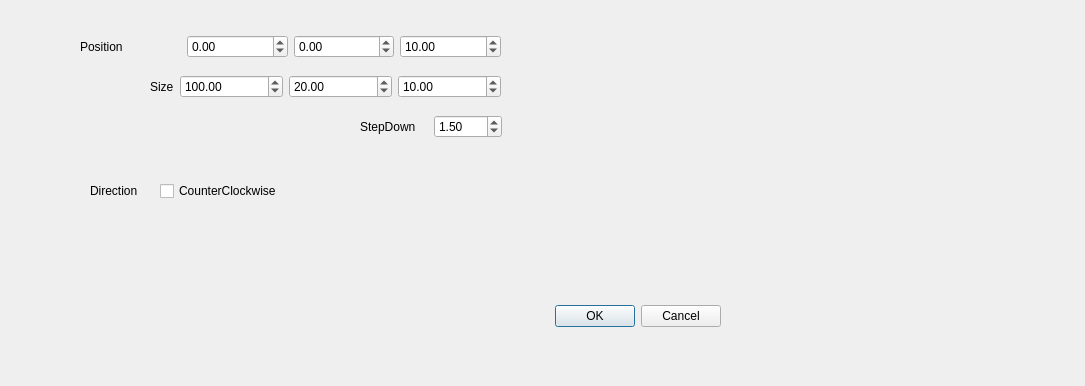
Above: src/Gui/rectcutdialog.ui from fredrickojackson/CppCAM before the change. Below: the same form after it.
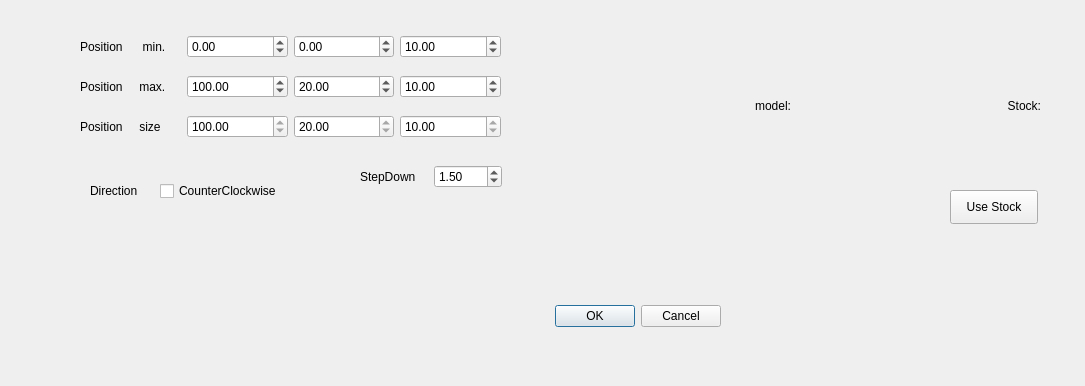
That is the form after the change.

```diff
--- a/src/Gui/rectcutdialog.ui
+++ b/src/Gui/rectcutdialog.ui
@@ -58,31 +58,31 @@
   <widget class="QWidget" name="layoutWidget">
    <property name="geometry">
     <rect>
-     <x>150</x>
-     <y>70</y>
-     <width>351</width>
+     <x>80</x>
+     <y>110</y>
+     <width>421</width>
      <height>34</height>
     </rect>
    </property>
    <layout class="QHBoxLayout" name="horizontalLayout">
     <item>
      <widget class="QLabel" name="label_3">
-      <property name="sizePolicy">
-       <sizepolicy hsizetype="Fixed" vsizetype="Preferred">
-        <horstretch>0</horstretch>
-        <verstretch>0</verstretch>
-       </sizepolicy>
+      <property name="enabled">
+       <bool>true</bool>
       </property>
       <property name="text">
-       <string>Size</string>
-      </property>
-      <property name="scaledContents">
-       <bool>false</bool>
+       <string>Position     size</string>
       </property>
      </widget>
     </item>
     <item>
      <widget class="QDoubleSpinBox" name="dblSizeX">
+      <property name="wrapping">
+       <bool>false</bool>
+      </property>
+      <property name="readOnly">
+       <bool>true</bool>
+      </property>
       <property name="maximum">
        <double>10000.000000000000000</double>
       </property>
@@ -93,6 +93,9 @@
     </item>
     <item>
      <widget class="QDoubleSpinBox" name="dblSizeY">
+      <property name="readOnly">
+       <bool>true</bool>
+      </property>
       <property name="maximum">
        <double>10000.000000000000000</double>
       </property>
@@ -103,6 +106,9 @@
     </item>
     <item>
      <widget class="QDoubleSpinBox" name="dblSizeZ">
+      <property name="readOnly">
+       <bool>true</bool>
+      </property>
       <property name="maximum">
        <double>10000.000000000000000</double>
       </property>
@@ -126,7 +132,7 @@
     <item>
      <widget class="QLabel" name="label_2">
       <property name="text">
-       <string>Position</string>
+       <string>Position      min.</string>
       </property>
      </widget>
     </item>
@@ -169,7 +175,7 @@
    <property name="geometry">
     <rect>
      <x>360</x>
-     <y>110</y>
+     <y>160</y>
      <width>142</width>
      <height>34</height>
     </rect>
@@ -197,6 +203,100 @@
     </item>
    </layout>
   </widget>
+  <widget class="QPushButton" name="pbUsestock">
+   <property name="geometry">
+    <rect>
+     <x>950</x>
+     <y>190</y>
+     <width>88</width>
+     <height>34</height>
+    </rect>
+   </property>
+   <property name="text">
+    <string>Use Stock</string>
+   </property>
+  </widget>
+  <widget class="QWidget" name="layoutWidget_2">
+   <property name="geometry">
+    <rect>
+     <x>80</x>
+     <y>70</y>
+     <width>421</width>
+     <height>34</height>
+    </rect>
+   </property>
+   <layout class="QHBoxLayout" name="horizontalLayout_4">
+    <item>
+     <widget class="QLabel" name="label_6">
+      <property name="text">
+       <string>Position     max.</string>
+      </property>
+     </widget>
+    </item>
+    <item>
+     <widget class="QDoubleSpinBox" name="dblmaxX">
+      <property name="maximum">
+       <double>10000.000000000000000</double>
+      </property>
+      <property name="value">
+       <double>100.000000000000000</double>
+      </property>
+     </widget>
+    </item>
+    <item>
+     <widget class="QDoubleSpinBox" name="dblmaxY">
+      <property name="maximum">
+       <double>10000.000000000000000</double>
+      </property>
+      <property name="value">
+       <double>20.000000000000000</double>
+      </property>
+     </widget>
+    </item>
+    <item>
+     <widget class="QDoubleSpinBox" name="dblmaxZ">
+      <property name="maximum">
+       <double>10000.000000000000000</double>
+      </property>
+      <property name="value">
+       <double>10.000000000000000</double>
+      </property>
+     </widget>
+    </item>
+   </layout>
+  </widget>
+  <widget class="QLabel" name="lblModel">
+   <property name="geometry">
+    <rect>
+     <x>600</x>
+     <y>60</y>
+     <width>191</width>
+     <height>91</height>
+    </rect>
+   </property>
+   <property name="text">
+    <string>model:</string>
+   </property>
+   <property name="alignment">
+    <set>Qt::AlignRight|Qt::AlignTrailing|Qt::AlignVCenter</set>
+   </property>
+  </widget>
+  <widget class="QLabel" name="lblStock">
+   <property name="geometry">
+    <rect>
+     <x>830</x>
+     <y>60</y>
+     <width>211</width>
+     <height>91</height>
+    </rect>
+   </property>
+   <property name="text">
+    <string>Stock:</string>
+   </property>
+   <property name="alignment">
+    <set>Qt::AlignRight|Qt::AlignTrailing|Qt::AlignVCenter</set>
+   </property>
+  </widget>
  </widget>
  <resources/>
  <connections>
```
Left out of the diff: 6 changed lines with no effect on the pictures.
